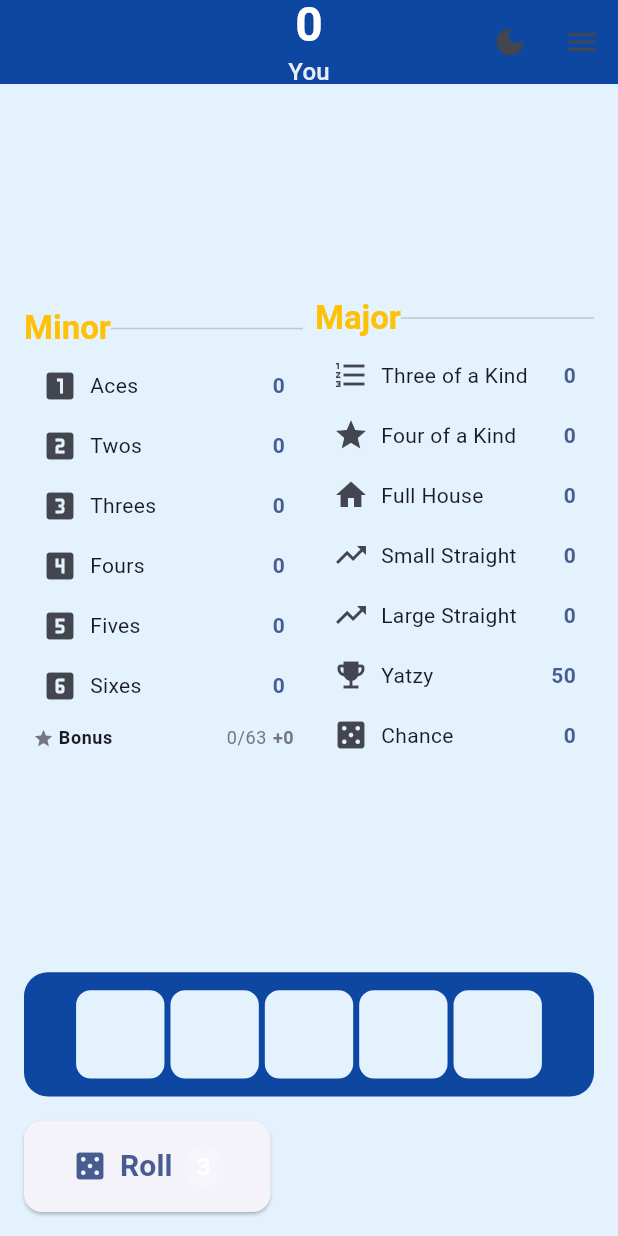
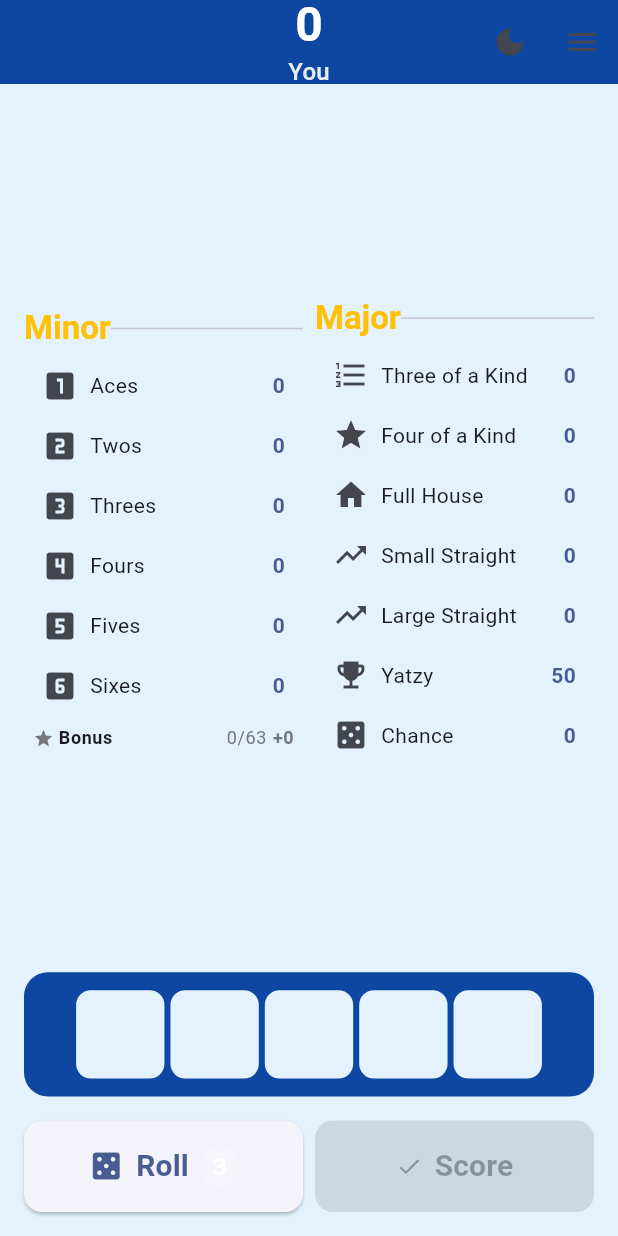
Before and after one commit to carlosroman/poker-dice-app, a Flutter app: the screen it shows after launch, on a phone screen of 412 x 824 dp. Run offline on Flutter 3.47's test engine with Material 3 defaults, Android fonts, the phone set to English and light mode, and no system bars; our stand-ins replace flutter_riverpod, go_router, shared_preferences.

Commit message:
fix(ui): center buttons and make each take 50% width
- Use Expanded for equal 50% width distribution
- Center buttons with mainAxisAlignment: MainAxisAlignment.center
- Score button always visible, disabled when no category selected
- Removed conditional rendering for Score button

Verification:
✅ End-to-end tests pass (make test/end-to-end)
✅ Unit tests pass (350 tests)

```diff
--- a/lib/pages/game_page.dart
+++ b/lib/pages/game_page.dart
@@ -131,12 +131,11 @@ class _GamePageContent extends ConsumerWidget {
                 // Dice area
                 _buildDiceArea(context, gameState.currentDice, notifier),
                 const SizedBox(height: 16),
-                // Buttons row (Roll + Score side by side)
+                // Buttons row (Roll + Score side by side, equal width)
                 Row(
+                  mainAxisAlignment: MainAxisAlignment.center,
                   children: [
-                    // Roll button (left) - takes 2 parts of space
-                    Flexible(
-                      flex: 2,
+                    Expanded(
                       child: _buildRollButton(
                         context,
                         gameState.rollsRemaining,
@@ -145,16 +144,14 @@ class _GamePageContent extends ConsumerWidget {
                       ),
                     ),
                     const SizedBox(width: 8),
-                    // Score button (right) - takes 1 part of space, only when category selected
-                    if (gameState.selectedCategory != null)
-                      Flexible(
-                        flex: 1,
-                        child: _buildScoreButton(
-                          context,
-                          notifier,
-                          gameState.currentDice,
-                        ),
+                    Expanded(
+                      child: _buildScoreButton(
+                        context,
+                        notifier,
+                        gameState.currentDice,
+                        gameState.selectedCategory,
                       ),
+                    ),
                   ],
                 ),
               ],
@@ -235,16 +232,18 @@ class _GamePageContent extends ConsumerWidget {
   }
 
   /// Builds the confirmation button to score the selected category.
-  /// Disabled until at least one die has been rolled (value > 0).
+  /// Disabled when no category is selected or no dice have been rolled.
   Widget _buildScoreButton(
     BuildContext context,
     GameNotifier notifier,
     List<Dice> dice,
+    ScoreCategory? selectedCategory,
   ) {
     final bool diceRolled = dice.any((die) => die.value > 0);
+    final bool isEnabled = selectedCategory != null && diceRolled;
 
     return ElevatedButton.icon(
-      onPressed: diceRolled ? notifier.confirmScore : null,
+      onPressed: isEnabled ? notifier.confirmScore : null,
       icon: const Icon(Icons.check),
       label: const Text(
         'Score',
```
Also changed, not shown: 1 other file.
